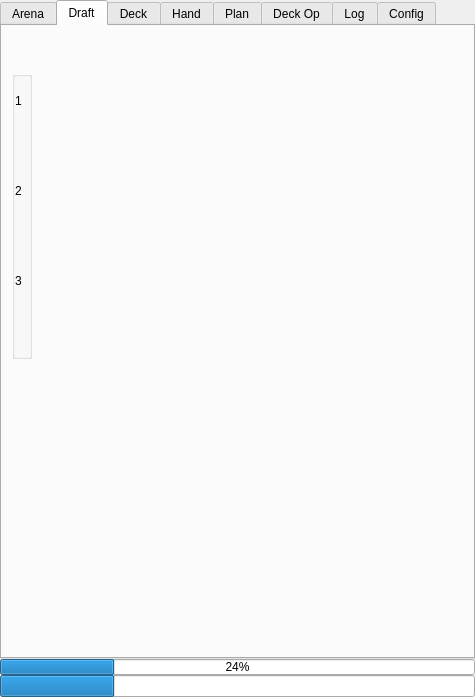
Qt form mainwindow.ui (supertriodo/Arena-Tracker) before a commit.
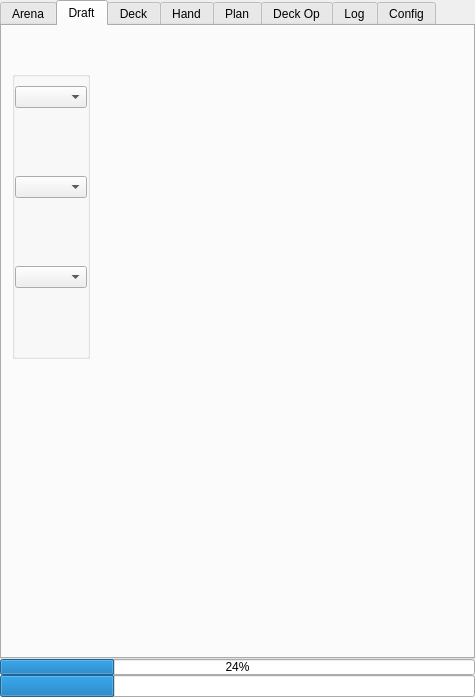
The same form after that commit. The open tabs and pages were chosen to show the change. Icons and pictures are not drawn. Custom widgets are drawn as their Qt base class.

Commit message: Add comboBox to draftTab so the detected cards during the draft can be changed by the user.

```diff
--- a/mainwindow.ui
+++ b/mainwindow.ui
@@ -463,11 +463,7 @@
                 <number>0</number>
                </property>
                <item>
-                <widget class="QLabel" name="labelCard1">
-                 <property name="text">
-                  <string>1</string>
-                 </property>
-                </widget>
+                <widget class="QComboBox" name="comboBoxCard1"/>
                </item>
                <item>
                 <widget class="QLabel" name="labelLFscore1">
@@ -496,11 +492,7 @@
                 </widget>
                </item>
                <item>
-                <widget class="QLabel" name="labelCard2">
-                 <property name="text">
-                  <string>2</string>
-                 </property>
-                </widget>
+                <widget class="QComboBox" name="comboBoxCard2"/>
                </item>
                <item>
                 <widget class="QLabel" name="labelLFscore2">
@@ -529,11 +521,7 @@
                 </widget>
                </item>
                <item>
-                <widget class="QLabel" name="labelCard3">
-                 <property name="text">
-                  <string>3</string>
-                 </property>
-                </widget>
+                <widget class="QComboBox" name="comboBoxCard3"/>
                </item>
                <item>
                 <widget class="QLabel" name="labelLFscore3">
```
The commit also changes 7 other files.
